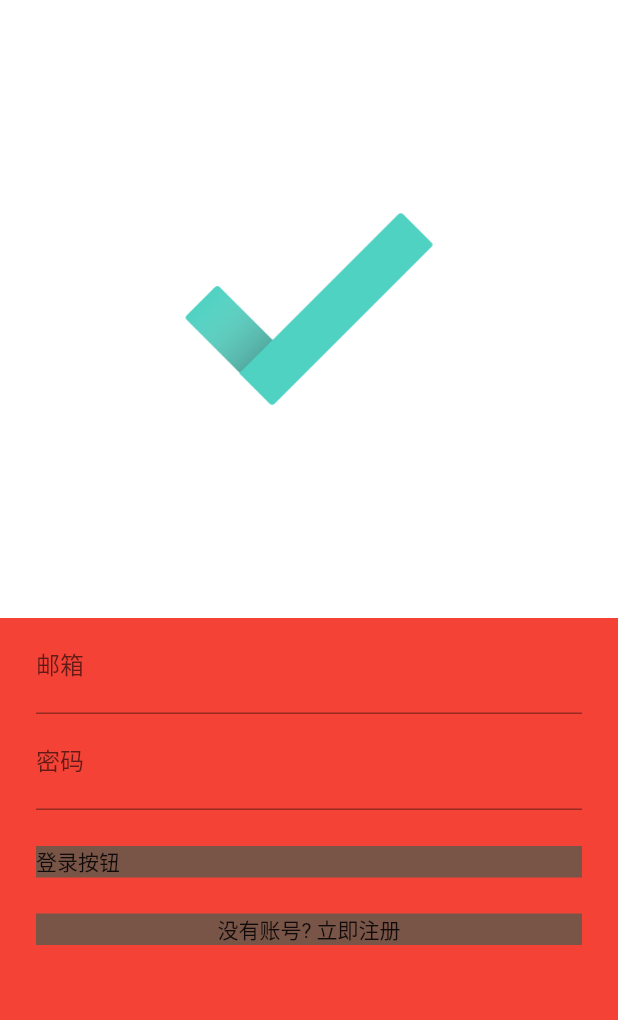
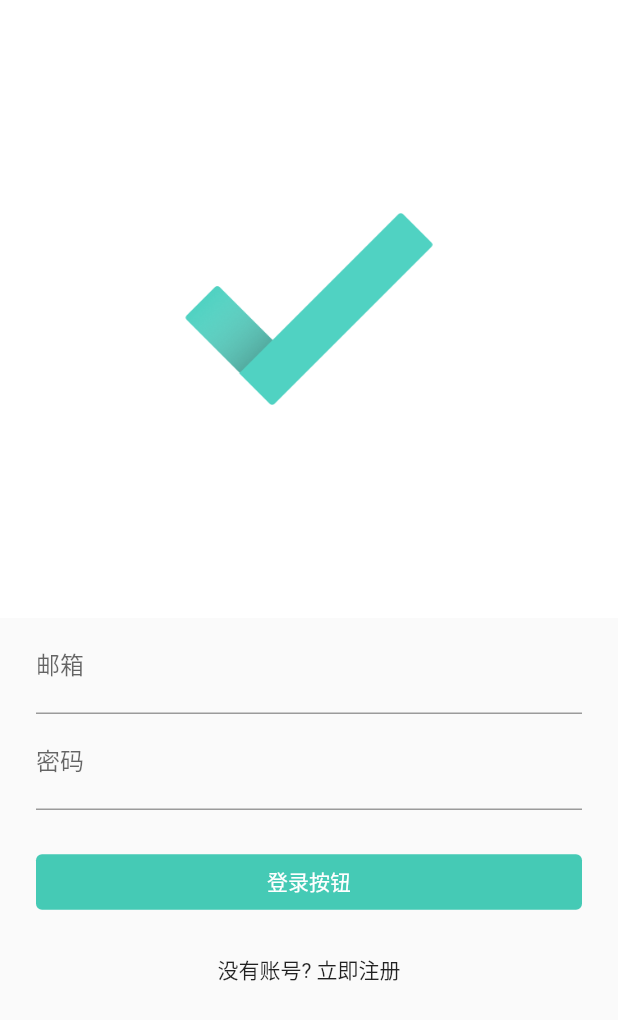
Before and after one commit to flutter-org/todo, a Flutter app: the screen it shows after launch, on a phone screen of 412 x 824 dp. Shown: the top 1020 px of the screen. Run offline on Flutter 3.47's test engine with Material 2 defaults, Android fonts, the phone set to English and light mode, and no system bars.

Commit message:
登录按钮与注册提示按钮

```diff
--- a/lib/pages/login.dart
+++ b/lib/pages/login.dart
@@ -27,8 +27,6 @@ class _LoginPageState extends State<LoginPage> {
               ),
             ),
             Expanded(
-              child: Container(
-                color: Colors.red,
               child: Column(
                 crossAxisAlignment: CrossAxisAlignment.stretch,
                 children: [
@@ -55,23 +53,31 @@ class _LoginPageState extends State<LoginPage> {
                   ),
                   Padding(
                     padding: const EdgeInsets.only(left: 24, right: 24, top: 12, bottom: 12),
-                      child: Container(
-                        color: Colors.brown,
-                        child: const Text('登录按钮'),
+                    child: TextButton(
+                      style: ButtonStyle(
+                        backgroundColor: MaterialStateProperty.all(const Color.fromRGBO(69, 202, 181, 11)),
+                      ),
+                      child: const Text(
+                        '登录按钮',
+                        style: TextStyle(color: Colors.white),
+                      ),
+                      onPressed: () {},
                     ),
                   ),
                   Padding(
                     padding: const EdgeInsets.only(left: 24, right: 24, top: 12, bottom: 12),
-                      child: Container(
-                        color: Colors.brown,
                     child: Row(
                       mainAxisAlignment: MainAxisAlignment.center,
-                          children: const [Text('没有账号? '), Text('立即注册')],
+                      children: [
+                        const Text('没有账号? '),
+                        InkWell(
+                          child: const Text('立即注册'),
+                          onTap: () {},
                         ),
+                      ],
                     ),
                   ),
                 ],
-                ),
               ),
             ),
           ],
```
Lines whose indentation alone changed are shown as unchanged.
